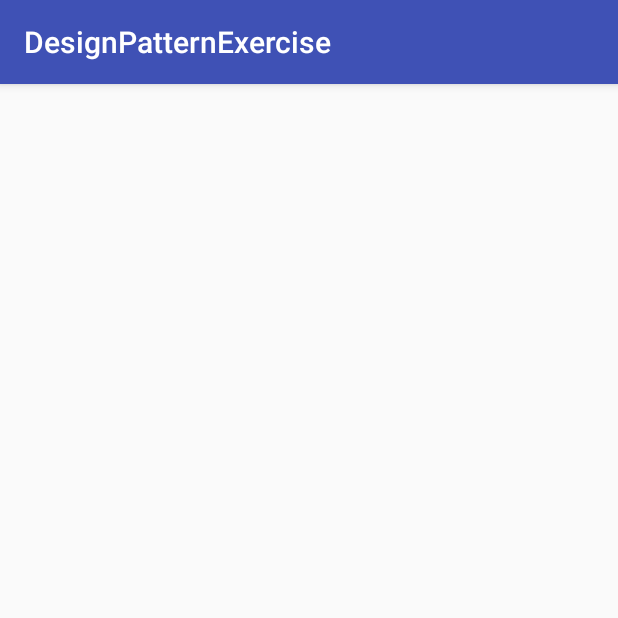
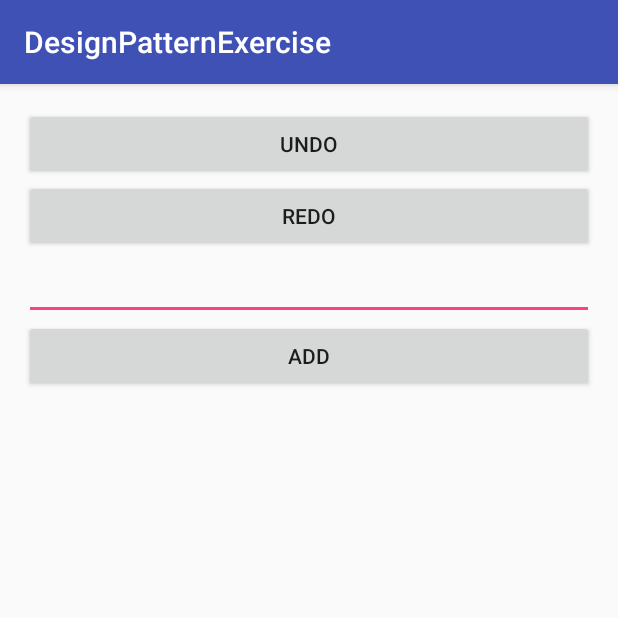
Before and after one commit to CangJie2016/DesignPattern, an Android app: the CommandActivity screen opened directly, with no data from a screen before it, on a phone screen of 412 x 824 dp, the top half of it. Run offline under Robolectric (Android 15) with nearby library versions, the phone set to English and light mode, and no system bars.

Commit message:
command3

```diff
--- a/app/src/main/java/com/cangjie/designpatternexercise/CommandActivity.java
+++ b/app/src/main/java/com/cangjie/designpatternexercise/CommandActivity.java
@@ -1,42 +1,43 @@
 package com.cangjie.designpatternexercise;
 
+import android.os.Bundle;
 import android.support.v7.app.AppCompatActivity;
-import android.os.Bundle;
+import android.view.View;
+import android.widget.EditText;
 
+import com.cangjie.designpatternexercise.command.AddCommand;
+import com.cangjie.designpatternexercise.command.CalculatorForm;
 import com.cangjie.designpatternexercise.command.Command;
-import com.cangjie.designpatternexercise.command.CommandQueue;
-import com.cangjie.designpatternexercise.command.FBSettingWindow;
-import com.cangjie.designpatternexercise.command.FunctionButton;
-import com.cangjie.designpatternexercise.command.HelpCommand;
-import com.cangjie.designpatternexercise.command.MinimizeCommand;
 
 public class CommandActivity extends AppCompatActivity {
+
+    private CalculatorForm form;
+    private EditText et;
 
     @Override
     protected void onCreate(Bundle savedInstanceState) {
         super.onCreate(savedInstanceState);
         setContentView(R.layout.activity_command);
-        FBSettingWindow window = new FBSettingWindow("super man");
-        FunctionButton fb1 = new FunctionButton("minimize btn");
-        FunctionButton fb2 = new FunctionButton("help btn");
+        et = (EditText) findViewById(R.id.et);
 
-        Command helpCommand = new HelpCommand();
-        Command minimizeCommand = new MinimizeCommand();
+        form = new CalculatorForm();
+        Command command = new AddCommand();
+        form.setCommand(command);
 
-        CommandQueue queue = new CommandQueue();
-        queue.addCommand(helpCommand);
-        queue.addCommand(minimizeCommand);
-
-        fb1.setQueue(queue);
-
-//        fb2.setCommands(helpCommand);
-
-
-        window.addFunctionButton(fb1);
-//        window.addFunctionButton(fb2);
-
-        window.display();
-        fb1.onClick();
-//        fb2.onClick();
+        form.compute(10);
+        form.compute(5);
+        form.compute(10);
+        form.compute(5);
+        form.compute(10);
+        form.compute(5);
+    }
+    public void undo(View view){
+        form.undo();
+    }
+    public void redo(View view){
+        form.redo();
+    }
+    public void add(View view){
+        form.compute(Integer.parseInt(et.getText().toString().trim()));
     }
 }
--- /dev/null
+++ b/app/src/main/java/com/cangjie/designpatternexercise/command/AddCommand.java
@@ -0,0 +1,44 @@
+package com.cangjie.designpatternexercise.command;
+
+import java.util.ArrayList;
+import java.util.List;
+
+/**
+ * author：CangJie on 2016/7/29 16:05
+ * email：cangjie2016@gmail.com
+ */
+public class AddCommand extends Command{
+    private AddHelper helper ;
+    private List<Integer> previousValue = new ArrayList<>();
+    private int currentFlag = 0;
+    public AddCommand() {
+        helper = new AddHelper();
+    }
+
+    @Override
+    public void execute(int value) {
+        // 当有新操作运算进来,移除当前标记位置后的所有历史操作
+        previousValue = previousValue.subList(0,currentFlag);
+
+        currentFlag++;
+        previousValue.add(value);
+        helper.add(value);
+    }
+
+    @Override
+    public void undo() {
+        if(currentFlag == 0)
+            return;
+        currentFlag --;
+        helper.add(- previousValue.get(currentFlag));
+    }
+
+    @Override
+    public void redo() {
+        if(currentFlag == previousValue.size())
+            return;
+        helper.add(previousValue.get(currentFlag));
+        currentFlag ++;
+    }
+
+}
--- /dev/null
+++ b/app/src/main/java/com/cangjie/designpatternexercise/command/AddHelper.java
@@ -0,0 +1,15 @@
+package com.cangjie.designpatternexercise.command;
+
+import com.cangjie.designpatternexercise.utils.DebugLog;
+
+/**
+ * author：CangJie on 2016/7/29 16:05
+ * email：cangjie2016@gmail.com
+ */
+public class AddHelper {
+    private int sum = 0;
+    public void add(int value){
+        sum += value;
+        DebugLog.w("sum"+sum+"");
+    }
+}
--- /dev/null
+++ b/app/src/main/java/com/cangjie/designpatternexercise/command/CalculatorForm.java
@@ -0,0 +1,23 @@
+package com.cangjie.designpatternexercise.command;
+
+/**
+ * author：CangJie on 2016/7/29 16:03
+ * email：cangjie2016@gmail.com
+ */
+public class CalculatorForm {
+    private Command command;
+
+    public void setCommand(Command command) {
+        this.command = command;
+    }
+
+    public void compute(int value){
+        command.execute(value);
+    }
+    public void undo(){
+        command.undo();
+    }
+    public void redo(){
+        command.redo();
+    }
+}
--- a/app/src/main/java/com/cangjie/designpatternexercise/command/Command.java
+++ b/app/src/main/java/com/cangjie/designpatternexercise/command/Command.java
@@ -5,5 +5,7 @@ package com.cangjie.designpatternexercise.command;
  * email：cangjie2016@gmail.com
  */
 public abstract class Command {
-    public abstract void execute();
+    public abstract void execute(int value);
+    public abstract void undo();
+    public abstract void redo();
 }
--- a/app/src/main/java/com/cangjie/designpatternexercise/command/CommandQueue.java
+++ /dev/null
@@ -1,23 +0,0 @@
-package com.cangjie.designpatternexercise.command;
-
-import java.util.ArrayList;
-import java.util.List;
-
-/**
- * author：CangJie on 2016/7/29 15:43
- * email：cangjie2016@gmail.com
- */
-public class CommandQueue {
-    private List<Command> commands = new ArrayList<>();
-
-    public void addCommand(Command command){
-        commands.add(command);
-    }
-    public void removeCommand(Command command){
-        commands.remove(command);
-    }
-    public void call(){
-        for (Command command : commands)
-            command.execute();
-    }
-}
--- a/app/src/main/java/com/cangjie/designpatternexercise/command/FBSettingWindow.java
+++ /dev/null
@@ -1,40 +0,0 @@
-package com.cangjie.designpatternexercise.command;
-
-import com.cangjie.designpatternexercise.utils.DebugLog;
-
-import java.util.ArrayList;
-import java.util.List;
-
-/**
- * author：CangJie on 2016/7/29 15:18
- * email：cangjie2016@gmail.com
- */
-public class FBSettingWindow {
-    private String title;
-    private List<FunctionButton> functionButtons = new ArrayList<>();
-
-    public FBSettingWindow(String title) {
-        this.title = title;
-    }
-
-    public String getTitle() {
-        return title;
-    }
-
-    public void setTitle(String title) {
-        this.title = title;
-    }
-    public void addFunctionButton(FunctionButton fb){
-        functionButtons.add(fb);
-    }
-    public void removeFunctionButton(FunctionButton fb){
-        functionButtons.remove(fb);
-    }
-    public void display(){
-        DebugLog.w("This is Setting window!  Its title is "+ title);
-        for (FunctionButton fb : functionButtons){
-            DebugLog.w("This is function button! Its name is "+ fb.getName());
-        }
-        DebugLog.w("------------------------------------------------");
-    }
-}
--- a/app/src/main/java/com/cangjie/designpatternexercise/command/FunctionButton.java
+++ /dev/null
@@ -1,31 +0,0 @@
-package com.cangjie.designpatternexercise.command;
-
-/**
- * author：CangJie on 2016/7/29 15:19
- * email：cangjie2016@gmail.com
- */
-public class FunctionButton {
-    private CommandQueue queue;
-    private String name;
-
-    public FunctionButton(String name) {
-        this.name = name;
-    }
-
-    public String getName() {
-        return name;
-    }
-
-    public void setName(String name) {
-        this.name = name;
-    }
-
-    public void setQueue(CommandQueue queue) {
-        this.queue = queue;
-    }
-
-    public void onClick(){
-        queue.call();
-    }
-
-}
--- a/app/src/main/java/com/cangjie/designpatternexercise/command/HelpCommand.java
+++ /dev/null
@@ -1,17 +0,0 @@
-package com.cangjie.designpatternexercise.command;
-
-/**
- * author：CangJie on 2016/7/29 15:28
- * email：cangjie2016@gmail.com
- */
-public class HelpCommand extends Command {
-    private HelpHandler helpHandler;
-    public HelpCommand() {
-        helpHandler = new HelpHandler();
-    }
-
-    @Override
-    public void execute() {
-        helpHandler.help();
-    }
-}
--- a/app/src/main/java/com/cangjie/designpatternexercise/command/HelpHandler.java
+++ /dev/null
@@ -1,13 +0,0 @@
-package com.cangjie.designpatternexercise.command;
-
-import com.cangjie.designpatternexercise.utils.DebugLog;
-
-/**
- * author：CangJie on 2016/7/29 15:28
- * email：cangjie2016@gmail.com
- */
-public class HelpHandler  {
-    public void help(){
-        DebugLog.w("help xixi");
-    }
-}
--- a/app/src/main/java/com/cangjie/designpatternexercise/command/MinimizeCommand.java
+++ /dev/null
@@ -1,17 +0,0 @@
-package com.cangjie.designpatternexercise.command;
-
-/**
- * author：CangJie on 2016/7/29 15:25
- * email：cangjie2016@gmail.com
- */
-public class MinimizeCommand extends Command {
-    WindowHandler handler ;
-    public MinimizeCommand() {
-        handler = new WindowHandler();
-    }
-
-    @Override
-    public void execute() {
-        handler.minizize();
-    }
-}
--- a/app/src/main/java/com/cangjie/designpatternexercise/command/WindowHandler.java
+++ /dev/null
@@ -1,14 +0,0 @@
-package com.cangjie.designpatternexercise.command;
-
-import com.cangjie.designpatternexercise.utils.DebugLog;
-
-/**
- * author：CangJie on 2016/7/29 15:26
- * email：cangjie2016@gmail.com
- */
-public class WindowHandler {
-    public void minizize(){
-        DebugLog.w("最小化 嘻嘻");
-    }
-
-}
--- a/app/src/main/res/layout/activity_command.xml
+++ b/app/src/main/res/layout/activity_command.xml
@@ -1,5 +1,5 @@
 <?xml version="1.0" encoding="utf-8"?>
-<RelativeLayout xmlns:android="http://schemas.android.com/apk/res/android"
+<LinearLayout xmlns:android="http://schemas.android.com/apk/res/android"
     xmlns:tools="http://schemas.android.com/tools"
     android:layout_width="match_parent"
     android:layout_height="match_parent"
@@ -7,6 +7,28 @@
     android:paddingLeft="@dimen/activity_horizontal_margin"
     android:paddingRight="@dimen/activity_horizontal_margin"
     android:paddingTop="@dimen/activity_vertical_margin"
+    android:orientation="vertical"
     tools:context="com.cangjie.designpatternexercise.CommandActivity">
 
-</RelativeLayout>
+    <Button
+        android:layout_width="match_parent"
+        android:layout_height="wrap_content"
+        android:text="undo"
+        android:onClick="undo"/>
+    <Button
+        android:layout_width="match_parent"
+        android:layout_height="wrap_content"
+        android:text="redo"
+        android:onClick="redo"/>
+    <EditText
+        android:id="@+id/et"
+        android:layout_width="match_parent"
+        android:layout_height="wrap_content"
+        android:inputType="number"/>
+
+    <Button
+        android:layout_width="match_parent"
+        android:layout_height="wrap_content"
+        android:text="add"
+        android:onClick="add"/>
+</LinearLayout>
```
